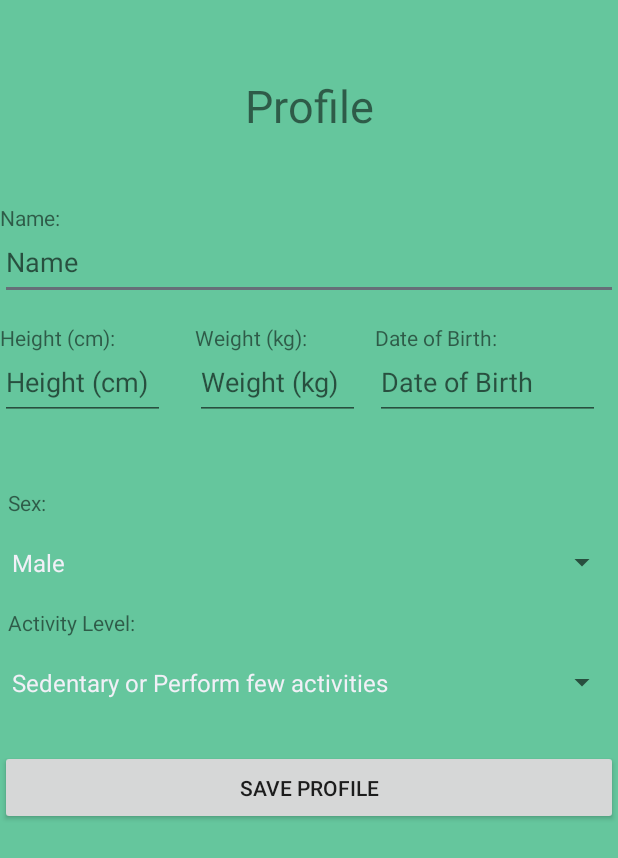
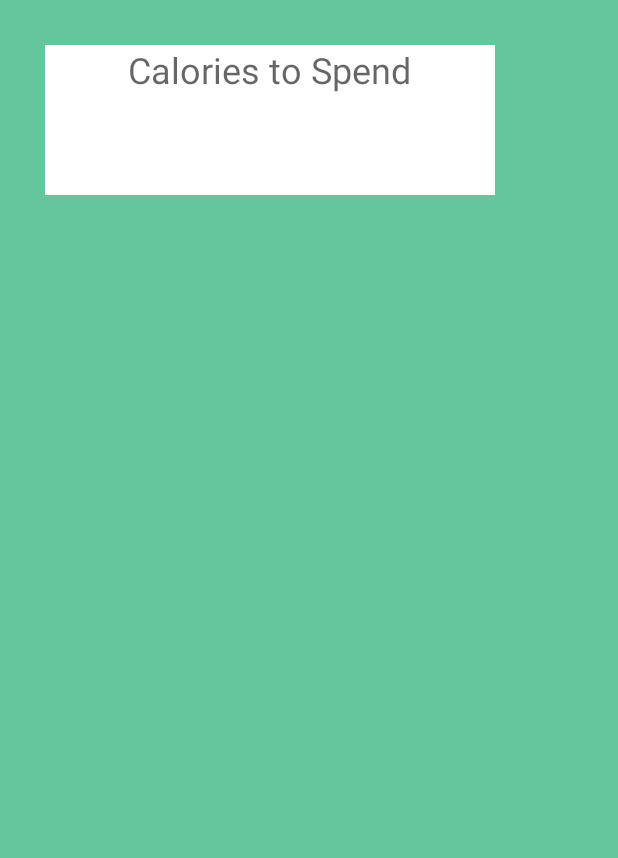
Before and after one commit to brunocaregnato/app-nutrition-basics, an Android app: the fragment Profile placed in its activity, after a tap on "SAVE PROFILE", on a phone screen of 412 x 824 dp. Shown: the top 858 px of the screen. Run offline under Robolectric (Android 15) with nearby library versions, the phone set to English and light mode, and no system bars; 3 statements that could not run were skipped.

Commit message:
switch fragments, bmr calculation, begin home fragment

```diff
--- a/NutritionBasics/app/src/main/java/com/example/nutritionbasics/activities/MainActivity.java
+++ b/NutritionBasics/app/src/main/java/com/example/nutritionbasics/activities/MainActivity.java
@@ -47,13 +47,15 @@ public class MainActivity extends AppCompatActivity implements NavigationView.On
         drawerLayout.addDrawerListener(toggle);
         toggle.syncState();
         navigationView.setNavigationItemSelectedListener(this);
+
+        getSupportFragmentManager().beginTransaction().replace(R.id.fragment_container,
+                new Home()).commit();
     }
 
     @Override
     public boolean onNavigationItemSelected(@NonNull MenuItem menuItem) {
         switch (menuItem.getItemId()){
             case R.id.home:
-                Toast.makeText(MainActivity.this, "Home", Toast.LENGTH_LONG).show();
                 getSupportFragmentManager().beginTransaction().replace(R.id.fragment_container,
                         new Home()).commit();
                 break;
--- a/NutritionBasics/app/src/main/java/com/example/nutritionbasics/activities/fragments/Profile.java
+++ b/NutritionBasics/app/src/main/java/com/example/nutritionbasics/activities/fragments/Profile.java
@@ -4,7 +4,6 @@ import android.app.DatePickerDialog;
 import android.os.Bundle;
 import android.text.InputType;
 import android.view.LayoutInflater;
-import android.view.MenuItem;
 import android.view.View;
 import android.view.ViewGroup;
 import android.widget.AdapterView;
@@ -14,16 +13,14 @@ import android.widget.DatePicker;
 import android.widget.EditText;
 import android.widget.Spinner;
 import android.widget.Toast;
-import androidx.annotation.NonNull;
 import androidx.annotation.Nullable;
 import androidx.fragment.app.Fragment;
 import com.example.nutritionbasics.R;
 import com.example.nutritionbasics.banco.BDuser;
 import com.example.nutritionbasics.model.User;
-import com.google.android.material.navigation.NavigationView;
 import java.util.Calendar;
 
-public class Profile extends Fragment implements AdapterView.OnItemSelectedListener, NavigationView.OnNavigationItemSelectedListener {
+public class Profile extends Fragment implements AdapterView.OnItemSelectedListener {
 
     private EditText birthday;
     private DatePickerDialog picker;
@@ -101,11 +98,14 @@ public class Profile extends Fragment implements AdapterView.OnItemSelectedListe
                 else if(activitylevel.getSelectedItem().toString().toUpperCase().startsWith("A")) activityLevel = 1;
                 else activityLevel = 2;
                 userProfile.setActivityLevel(activityLevel);
+                userProfile.setCalories();
 
                 if(user != null) bd.updateUser(userProfile);
                 else bd.addUser(userProfile);
 
+                //Redireciona para o fragment home
                 Toast.makeText(getActivity().getApplicationContext(), "Profile Updated Successfully ", Toast.LENGTH_LONG).show();
+                getFragmentManager().beginTransaction().replace(R.id.fragment_container, new Home()).commit();
             }
         });
 
@@ -121,9 +121,4 @@ public class Profile extends Fragment implements AdapterView.OnItemSelectedListe
     public void onNothingSelected(AdapterView<?> parent) {
         //do whatever
     }
-
-    @Override
-    public boolean onNavigationItemSelected(@NonNull MenuItem item) {
-        return false;
-    }
 }
--- a/NutritionBasics/app/src/main/java/com/example/nutritionbasics/banco/BDuser.java
+++ b/NutritionBasics/app/src/main/java/com/example/nutritionbasics/banco/BDuser.java
@@ -40,7 +40,7 @@ public class BDuser extends SQLiteOpenHelper {
                 "weight INTEGER,"+
                 "activitylevel INTEGER,"+
                 "sex INTEGER,"+
-                "calorias FLOAT)";
+                "calorias DOUBLE)";
         db.execSQL(CREATE_TABLE);
     }
 
@@ -101,7 +101,6 @@ public class BDuser extends SQLiteOpenHelper {
         user.setWeight(Integer.parseInt(cursor.getString(4)));
         user.setActivityLevel(Integer.parseInt(cursor.getString(5)));
         user.setSex(Integer.parseInt(cursor.getString(6)));
-        user.setCalories(Float.parseFloat(cursor.getString(7)));
         return user;
     }
 
@@ -114,7 +113,7 @@ public class BDuser extends SQLiteOpenHelper {
         values.put(WEIGHT, new Integer(user.getWeight()));
         values.put(ACTIVITYLEVEL, new Integer(user.getActivityLevel()));
         values.put(SEX, new Integer(user.getSex()));
-        values.put(CALORIAS, new Float(user.getCalories()));
+        values.put(CALORIAS, new Double(user.getCalories()));
         int i = db.update(TABLE_USUARIO, //tabela
                 values, // valores
                 ID+" = ?", // colunas para comparar
--- a/NutritionBasics/app/src/main/java/com/example/nutritionbasics/model/User.java
+++ b/NutritionBasics/app/src/main/java/com/example/nutritionbasics/model/User.java
@@ -1,5 +1,6 @@
 package com.example.nutritionbasics.model;
 
+import java.util.Calendar;
 import java.util.Date;
 
 public class User {
@@ -12,11 +13,11 @@ public class User {
     private int activityLevel;
     private int sex;
 
-    private float calories;
+    private double calories;
 
     public User() { }
 
-    public User(int id, String name, String birthday, int height, int weight, int activityLevel, int sex, float calories) {
+    public User(int id, String name, String birthday, int height, int weight, int activityLevel, int sex, double calories) {
         this.id = id;
         this.name = name;
         this.birthday = birthday;
@@ -54,7 +55,7 @@ public class User {
         return sex;
     }
 
-    public float getCalories() {
+    public double getCalories() {
         return calories;
     }
 
@@ -83,8 +84,31 @@ public class User {
         this.sex = sex;
     }
 
-    public void setCalories(float calories) {
-        this.calories = calories;
+    public void setCalories() { this.calories = CalculateBMR(); }
+
+    private double CalculateBMR(){
+        double bmr = (10 * getWeight()) + (6.25 * getWeight()) - (5 * getAge());
+        switch (getSex()){
+            case 0: bmr += 5;
+                    break;
+            case 1: bmr -= 161;
+        }
+        switch (getActivityLevel()){
+            case 0: bmr *= 1.53;
+                    break;
+            case 1: bmr *= 1.76;
+                    break;
+            case 2: bmr *= 2.25;
+                    break;
+        }
+
+        return bmr;
     }
 
+    private int getAge(){
+        Calendar today = Calendar.getInstance();
+        return today.get(Calendar.YEAR) - Integer.parseInt(this.birthday.substring(6));
+    }
+
+
 }
--- a/NutritionBasics/app/src/main/res/layout/home_fragment.xml
+++ b/NutritionBasics/app/src/main/res/layout/home_fragment.xml
@@ -4,10 +4,24 @@
     android:layout_height="match_parent"
     android:background="@color/c1">
 
-    <TextView
-        android:layout_width="wrap_content"
-        android:layout_height="wrap_content"
-        android:layout_centerInParent="true"
-        android:text="Home Fragment"
-        android:textSize="30sp" />
+    <LinearLayout
+        android:background="@android:color/white"
+        android:layout_marginTop="30dp"
+        android:layout_marginLeft="30dp"
+        android:layout_width="300dp"
+        android:layout_height="100dp" >
+
+        <TextView
+            android:id="@+id/caloriesText"
+            android:layout_width="wrap_content"
+            android:layout_height="wrap_content"
+            android:layout_marginLeft="55dp"
+            android:text="Calories to Spend"
+            android:textAppearance="@style/TextAppearance.AppCompat.Display3"
+            android:textSize="24sp" />
+
+    </LinearLayout>
+
+
+
 </RelativeLayout>
```
